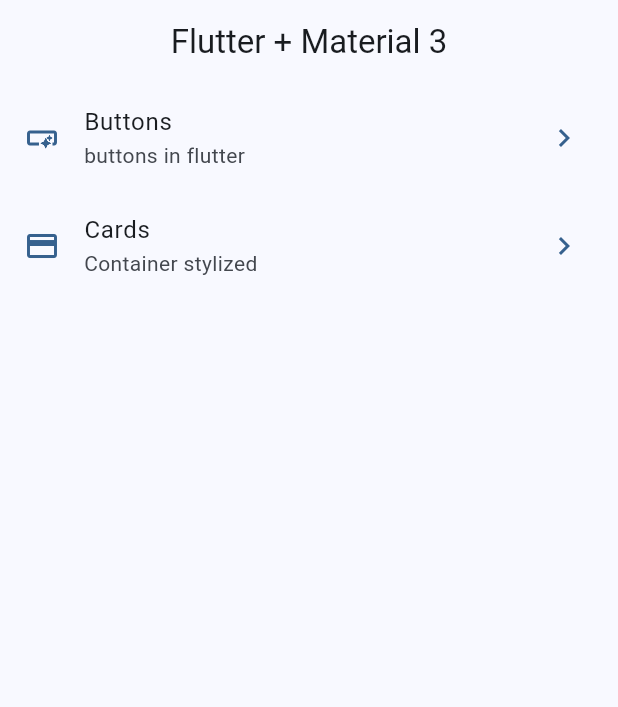
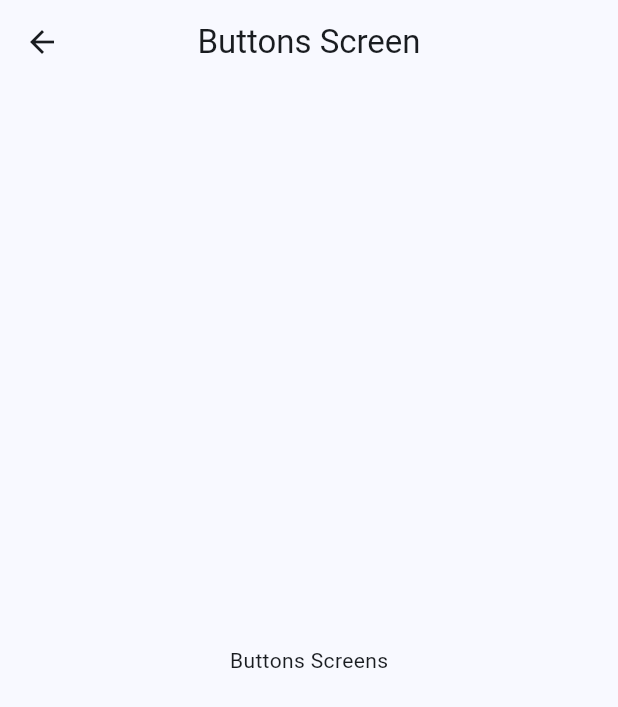
Before and after one commit to Juanes0930/widgets_app, a Flutter app: the screen it shows after launch, after a tap on "Buttons", on a phone screen of 412 x 824 dp. Shown: the top 707 px of the screen. Run offline on Flutter 3.47's test engine with Material 2 defaults, Android fonts, the phone set to English and light mode, and no system bars; our stand-ins replace go_router.

Commit message:
Title: Update App, Description: Creation of routes using Go_Router package

```diff
--- a/lib/config/menu/menu_items.dart
+++ b/lib/config/menu/menu_items.dart
@@ -7,9 +7,11 @@ final String subtitle;
 final String link;
 final IconData icon;
 
-MenuItem({required this.title , required this.subtitle , required this.link , required this.icon});
-
-
+MenuItem({
+  required this.title ,
+  required this.subtitle ,
+  required this.link ,
+  required this.icon});
 }
 
  List<MenuItem> appMenuItems = <MenuItem> [
@@ -22,6 +24,6 @@ MenuItem({required this.title , required this.subtitle , required this.link , re
   MenuItem(
     title: 'Cards',
     subtitle: 'Container stylized',
-    link: '/card',
+    link: '/cards',
     icon: Icons.credit_card)
 ];
--- /dev/null
+++ b/lib/config/router/app_router.dart
@@ -0,0 +1,22 @@
+import 'package:go_router/go_router.dart';
+import 'package:widgets_app/presentation/screens/buttons/buttons_screen.dart';
+import 'package:widgets_app/presentation/screens/cards/cards_screen.dart';
+import 'package:widgets_app/presentation/screens/home/home_screens.dart';
+
+final router = GoRouter(
+  initialLocation: '/',
+  routes: [
+    GoRoute(
+      path: '/',
+      builder: (context, state) =>const HomeScreen(),
+    ),
+    GoRoute(
+      path: '/buttons',
+      builder: (context, state) =>const ButtonsScreen(),
+    ),
+    GoRoute(
+      path: '/cards',
+      builder: (context, state) =>const CardsScreen(),
+    ),
+  ],
+);
--- a/lib/main.dart
+++ b/lib/main.dart
@@ -1,21 +1,23 @@
 import 'package:flutter/material.dart';
 import 'package:widgets_app/config/theme/app_theme.dart';
-import 'package:widgets_app/presentation/screens/home/home_screens.dart';
+import 'config/router/app_router.dart';
+
+
 
 void main() {
-  runApp(const MainApp());
+  runApp(const MyApp());
 }
 
-class MainApp extends StatelessWidget {
-  const MainApp({super.key});
+
+
+class MyApp extends StatelessWidget {
+  const MyApp({super.key});
 
   @override
   Widget build(BuildContext context) {
-    return MaterialApp(
+    return  MaterialApp.router(
+      routerConfig: router ,
       debugShowCheckedModeBanner: false,
-      home:const Scaffold(
-        body: HomeScreen()
-      ),
       theme: AppTheme(selectedColor: 1).getTheme(),
     );
   }
--- /dev/null
+++ b/lib/presentation/screens/buttons/buttons_screen.dart
@@ -0,0 +1,14 @@
+import 'package:flutter/material.dart';
+
+class ButtonsScreen extends StatelessWidget {
+  const ButtonsScreen({super.key});
+
+  @override
+  Widget build(BuildContext context) {
+    return  Scaffold(
+      appBar: AppBar(
+        title: const Text('Buttons Screen'),
+      ),
+      body: const Center(child: Text('Buttons Screens')));
+  }
+}
--- /dev/null
+++ b/lib/presentation/screens/cards/cards_screen.dart
@@ -0,0 +1,15 @@
+import 'package:flutter/material.dart';
+
+
+class CardsScreen extends StatelessWidget {
+  const CardsScreen({super.key});
+
+  @override
+  Widget build(BuildContext context) {
+    return  Scaffold(
+      appBar: AppBar(
+        title: const Text('Cards Screens'),
+      ),
+      body: const Center(child: Text('Cards Screens')));
+  }
+}
--- a/lib/presentation/screens/home/home_screens.dart
+++ b/lib/presentation/screens/home/home_screens.dart
@@ -1,30 +1,27 @@
 import 'package:flutter/material.dart';
+import 'package:go_router/go_router.dart';
 import 'package:widgets_app/config/menu/menu_items.dart';
+import 'package:widgets_app/presentation/screens/buttons/buttons_screen.dart';
+import 'package:widgets_app/presentation/screens/cards/cards_screen.dart';
 
 class HomeScreen extends StatelessWidget {
-
-
   const HomeScreen({super.key});
 
   @override
   Widget build(BuildContext context) {
-    return  Scaffold(
+    return Scaffold(
         appBar: AppBar(
           title: const Text('Flutter + Material 3'),
         ),
-      body: _HomeView()
-    );
+        body: _HomeView());
   }
 }
 
 class _HomeView extends StatelessWidget {
-
-
   @override
   Widget build(BuildContext context) => ListView.builder(
-
         itemCount: appMenuItems.length,
-      itemBuilder:( BuildContext context , int index) {
+        itemBuilder: (BuildContext context, int index) {
           final menuItem = appMenuItems[index];
           return _CustomListTile(menuItem: menuItem);
         },
@@ -44,9 +41,13 @@ class _CustomListTile extends StatelessWidget {
     return ListTile(
         title: Text(menuItem.title),
         subtitle: Text(menuItem.subtitle),
-     leading:  Icon(menuItem.icon, color: colors.primary,),
-     trailing: Icon(Icons.keyboard_arrow_right,color: colors.primary ),
-     onTap: (){},
-    );
+        leading: Icon(
+          menuItem.icon,
+          color: colors.primary,
+        ),
+        trailing: Icon(Icons.keyboard_arrow_right, color: colors.primary),
+        onTap: () {
+          context.push(menuItem.link);
+        });
   }
 }
--- /dev/null
+++ b/lib/presentation/screens/screens.dart
@@ -0,0 +1,4 @@
+
+export 'package:widgets_app/presentation/screens/buttons/buttons_screen.dart';
+export 'package:widgets_app/presentation/screens/cards/cards_screen.dart';
+export 'package:widgets_app/presentation/screens/home/home_screens.dart';
--- a/pubspec.yaml
+++ b/pubspec.yaml
@@ -9,11 +9,12 @@ environment:
 dependencies:
   flutter:
     sdk: flutter
+  go_router: ^7.0.0
 
 dev_dependencies:
+  flutter_lints: ^2.0.0
   flutter_test:
     sdk: flutter
-  flutter_lints: ^2.0.0
 
 flutter:
   uses-material-design: true
```
Also changed, not shown: pubspec.lock. Lines whose indentation alone changed are shown as unchanged.
